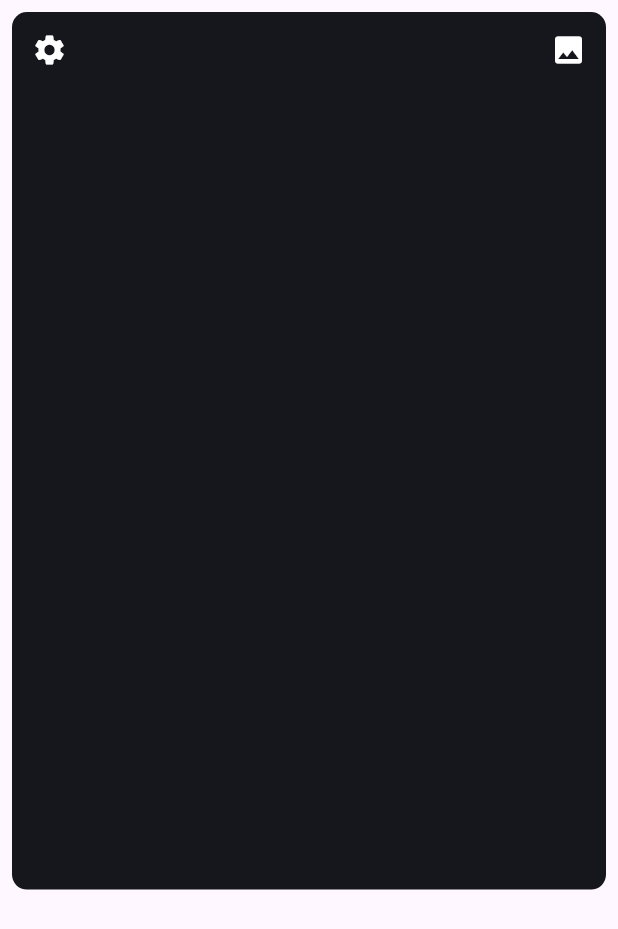
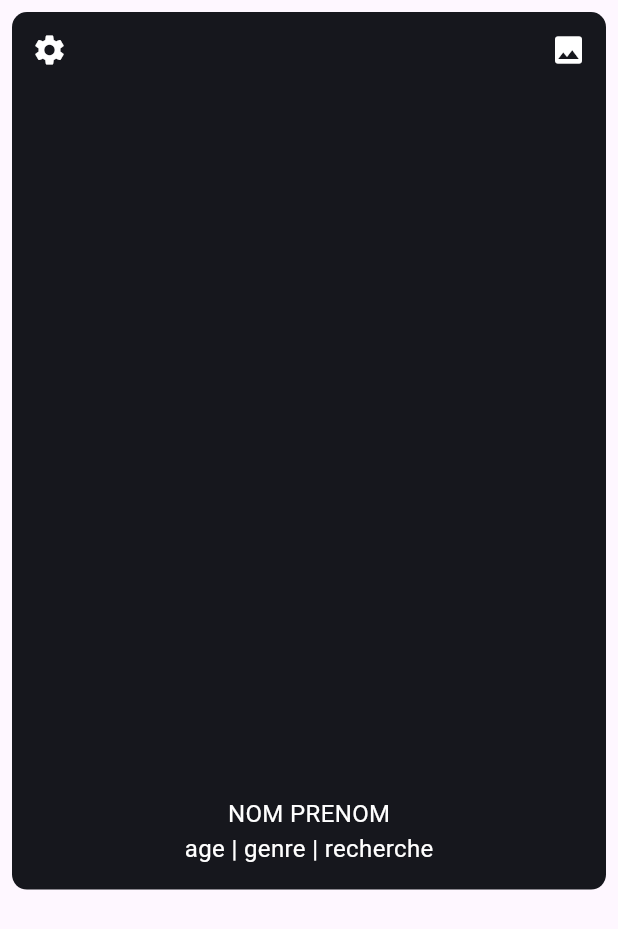
Before and after one commit to khasey/reveal, a Flutter app: the Profile screen opened directly, on a phone screen of 412 x 824 dp. Shown: the top 929 px of the screen. Run offline on Flutter 3.47's test engine with Material 3 defaults, Android fonts, the phone set to English and light mode, and no system bars; our stand-ins replace flutter_svg, hexcolor.

Commit message:
profile sheet

```diff
--- a/lib/screens/profile.dart
+++ b/lib/screens/profile.dart
@@ -18,37 +18,96 @@ class _ProfileState extends State<Profile> {
           decoration: BoxDecoration(
             color: AppColors.primaryColor,
             borderRadius: BorderRadius.circular(10),
-
-
-
           ),
           width: MediaQuery.of(context).size.width,
           height: MediaQuery.of(context).size.height * 0.71,
-          child: Row(
+          child: Column(
+            children: [
+              Row(
                 mainAxisAlignment: MainAxisAlignment.spaceBetween,
                 children: [
-              Align(
+                  GestureDetector(
+                    onTap: () {
+                      showModalBottomSheet(
+                        context: context,
+                        builder: (context) {
+                          return Container(
+                            height: MediaQuery.of(context).size.height * 0.5,
+                            color: AppColors.primaryColor,
+                            child: const Column(
+                              children: [
+                                ListTile(
+                                  leading: Icon(Icons.person, color: Colors.white),
+                                  title: Text("Edit pseudo", style: TextStyle(color: Colors.white)),
+                                ),
+                                ListTile(
+                                  leading: Icon(Icons.edit, color: Colors.white),
+                                  title: Text("Edit genre", style: TextStyle(color: Colors.white)),
+                                ),
+                                ListTile(
+                                  leading: Icon(Icons.edit, color: Colors.white),
+                                  title: Text("Edit age", style: TextStyle(color: Colors.white)),
+                                ),
+                                ListTile(
+                                  leading: Icon(Icons.edit, color: Colors.white),
+                                  title: Text("Edit recherche genre", style: TextStyle(color: Colors.white)),
+                                ),
+                                ListTile(
+                                  leading: Icon(Icons.edit, color: Colors.white),
+                                  title: Text("Edit age", style: TextStyle(color: Colors.white)),
+                                ),
+                              ],
+                            ),
+                          );
+                        },
+                      );
+                    },
+                    child: Align(
                       alignment: Alignment.topLeft,
                       child: Container(
                         width: 50,
                         height: 50,
-                  // color: Colors.amber,
-                  child: Center(child: Icon(Icons.settings, color: Colors.white,)),
+                        child: Center(child: Icon(Icons.settings, color: Colors.white)),
                       ),
                     ),
-              Align(
+                  ),
+                  GestureDetector(
+                    onTap: () {},
+                    child: Align(
                       alignment: Alignment.topRight,
                       child: Container(
                         width: 50,
                         height: 50,
-                  // color: Colors.amber,
-                  child: Center(child: Icon(Icons.photo, color: Colors.white,)),
+                        child: Center(child: Icon(Icons.photo, color: Colors.white)),
+                      ),
+                    ),
+                  ),
+                ],
+              ),
+
+              const Spacer(), // This pushes the next widget to the bottom
+              const Align(
+                alignment: Alignment.bottomCenter,
+                child: Padding(
+                  padding: EdgeInsets.only(bottom: 16.0),
+                  child: Column(
+                    children: [
+                      Text(
+                        "NOM PRENOM",
+                        style: TextStyle(color: Colors.white, fontSize: 16),
+                      ),
+                      Text(
+                        "age | genre | recherche",
+                        style: TextStyle(color: Colors.white, fontSize: 16),
+                      ),
+                    ],
+                  ),
                 ),
               ),
             ],
           ),
         ),
-        )
+      ),
     );
   }
 }
```
Lines whose indentation alone changed are shown as unchanged.
